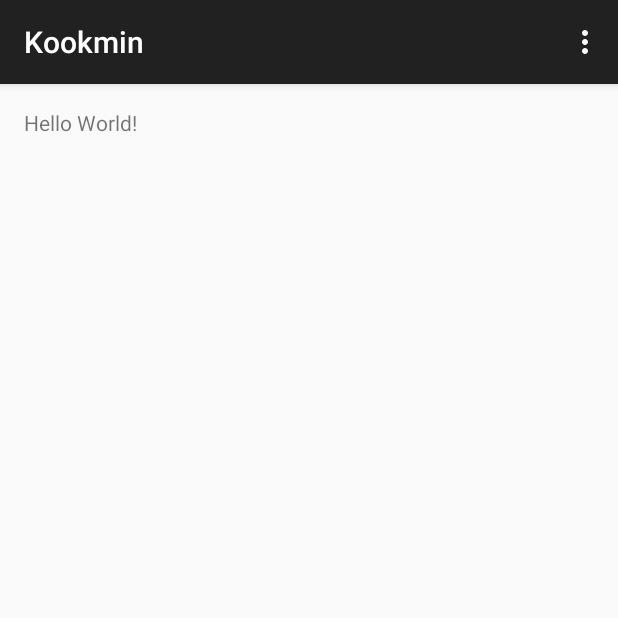
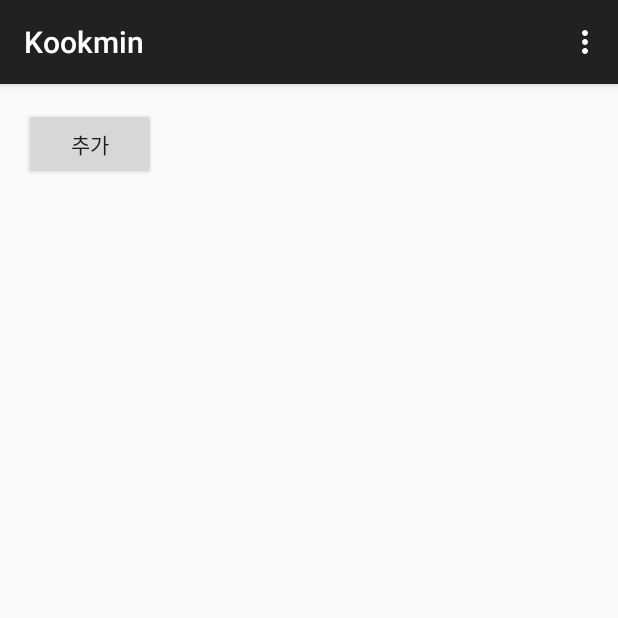
Before and after one commit to Kookminbadal/Kookminbadal, an Android app: the screen it shows after launch (MainActivity), on a phone screen of 412 x 824 dp, the top half of it. Run offline under Robolectric (Android 15) with nearby library versions, the phone set to English and light mode, and no system bars.

Commit message:
1차 저장

```diff
--- a/Kookmin/app/src/main/java/com/example/kookmin/MainActivity.java
+++ /dev/null
@@ -1,37 +0,0 @@
-package com.example.kookmin;
-
-import android.os.Bundle;
-import android.support.v7.app.ActionBarActivity;
-import android.view.Menu;
-import android.view.MenuItem;
-
-public class MainActivity extends ActionBarActivity {
-
-    @Override
-    protected void onCreate(Bundle savedInstanceState) {
-        super.onCreate(savedInstanceState);
-        setContentView(R.layout.activity_main);
-    }
-
-    @Override
-    public boolean onCreateOptionsMenu(Menu menu) {
-        // Inflate the menu; this adds items to the action bar if it is present.
-        getMenuInflater().inflate(R.menu.menu_main, menu);
-        return true;
-    }
-
-    @Override
-    public boolean onOptionsItemSelected(MenuItem item) {
-        // Handle action bar item clicks here. The action bar will
-        // automatically handle clicks on the Home/Up button, so long
-        // as you specify a parent activity in AndroidManifest.xml.
-        int id = item.getItemId();
-
-        //noinspection SimplifiableIfStatement
-        if (id == R.id.action_settings) {
-            return true;
-        }
-
-        return super.onOptionsItemSelected(item);
-    }
-}
--- /dev/null
+++ b/Kookmin/app/src/main/java/com/example/kookmin/item/ItemArrayList.java
@@ -0,0 +1,18 @@
+package com.example.kookmin.item;
+
+import java.util.ArrayList;
+
+/**
+ * Created by 보운 on 2015-10-30.
+ */
+public class ItemArrayList {
+    private static final ArrayList<Item> items = new ArrayList<Item>();
+
+    private ItemArrayList() {
+
+    }
+
+    public static ArrayList<Item> getInstance() {
+        return items;
+    }
+}
--- /dev/null
+++ b/Kookmin/app/src/main/java/com/example/kookmin/mainactivity/MainActivity.java
@@ -0,0 +1,93 @@
+package com.example.kookmin.mainactivity;
+
+import android.content.Intent;
+import android.os.Bundle;
+import android.support.v7.app.ActionBarActivity;
+import android.util.Log;
+import android.view.Menu;
+import android.view.MenuItem;
+import android.view.View;
+import android.widget.Button;
+import android.widget.ListView;
+
+import com.example.kookmin.R;
+import com.example.kookmin.item.AddItem;
+import com.example.kookmin.item.Item;
+import com.example.kookmin.item.ItemArrayList;
+import com.example.kookmin.item.ItemList;
+
+import java.util.ArrayList;
+
+public class MainActivity extends ActionBarActivity {
+    private ArrayList<Item> itemList;
+    private ListView listView;
+    private ItemList listAdapter;
+
+    @Override
+    protected void onCreate(Bundle savedInstanceState) {
+        super.onCreate(savedInstanceState);
+        setContentView(R.layout.activity_main);
+
+        itemList = ItemArrayList.getInstance();
+
+        findViewById(R.id.addbtn).setOnClickListener(onClick);
+
+        updateListView();
+    }
+
+    public void updateListView() {
+        listView = (ListView) findViewById(R.id.itemlist);
+        listAdapter = new ItemList(this, R.layout.list_item, itemList);
+        listView.setAdapter(listAdapter);
+//        listView.setOnItemClickListener(listener);
+    }
+
+    Button.OnClickListener onClick = new View.OnClickListener() {
+        @Override
+        public void onClick(View v) {
+            switch (v.getId()) {
+                case R.id.addbtn:
+                    Intent addItemIntent = new Intent(MainActivity.this, AddItem.class);
+                    startActivityForResult(addItemIntent, 0);
+                    break;
+                default:
+                    break;
+            }
+        }
+    };
+
+    @Override
+    protected void onActivityResult(int requestCode, int resultCode, Intent data) {
+        super.onActivityResult(requestCode, resultCode, data);
+        switch (requestCode) {
+            case 0:
+                Log.i("ArraySize ", "" + itemList.size());
+                updateListView();
+                break;
+            default:
+                break;
+        }
+    }
+
+    @Override
+    public boolean onCreateOptionsMenu(Menu menu) {
+        // Inflate the menu; this adds items to the action bar if it is present.
+        getMenuInflater().inflate(R.menu.menu_main, menu);
+        return true;
+    }
+
+    @Override
+    public boolean onOptionsItemSelected(MenuItem item) {
+        // Handle action bar item clicks here. The action bar will
+        // automatically handle clicks on the Home/Up button, so long
+        // as you specify a parent activity in AndroidManifest.xml.
+        int id = item.getItemId();
+
+        //noinspection SimplifiableIfStatement
+        if (id == R.id.action_settings) {
+            return true;
+        }
+
+        return super.onOptionsItemSelected(item);
+    }
+}
--- a/Kookmin/app/src/main/res/layout/activity_main.xml
+++ b/Kookmin/app/src/main/res/layout/activity_main.xml
@@ -1,11 +1,23 @@
 <?xml version="1.0" encoding="utf-8"?>
-<RelativeLayout xmlns:android="http://schemas.android.com/apk/res/android"
-    xmlns:tools="http://schemas.android.com/tools" android:layout_width="match_parent"
-    android:layout_height="match_parent" android:paddingLeft="@dimen/activity_horizontal_margin"
+<LinearLayout xmlns:android="http://schemas.android.com/apk/res/android"
+    xmlns:tools="http://schemas.android.com/tools"
+    android:layout_width="match_parent"
+    android:layout_height="match_parent"
+    android:orientation="vertical"
+    android:paddingBottom="@dimen/activity_vertical_margin"
+    android:paddingLeft="@dimen/activity_horizontal_margin"
     android:paddingRight="@dimen/activity_horizontal_margin"
     android:paddingTop="@dimen/activity_vertical_margin"
-    android:paddingBottom="@dimen/activity_vertical_margin" tools:context=".MainActivity">
+    tools:context=".MainActivity">
 
-    <TextView android:text="Hello World!" android:layout_width="wrap_content"
+    <Button
+        android:id="@+id/addbtn"
+        android:layout_width="wrap_content"
+        android:layout_height="wrap_content"
+        android:text="@string/add" />
+
+    <ListView
+        android:id="@+id/itemlist"
+        android:layout_width="match_parent"
         android:layout_height="wrap_content" />
-</RelativeLayout>
+</LinearLayout>
```
Also changed, not shown: Kookmin/app/src/main/AndroidManifest.xml (+7 -4 lines), Kookmin/app/src/main/java/com/example/kookmin/item/AddItem.java (added, +66 -0 lines), Kookmin/app/src/main/java/com/example/kookmin/item/Item.java (added, +70 -0 lines), Kookmin/app/src/main/java/com/example/kookmin/item/ItemList.java (added, +72 -0 lines), Kookmin/app/src/main/res/layout/item_view.xml (added, +54 -0 lines), Kookmin/app/src/main/res/layout/list_item.xml (added, +42 -0 lines), Kookmin/app/src/main/res/values/strings.xml (+8 -0 lines), 2 other files.
